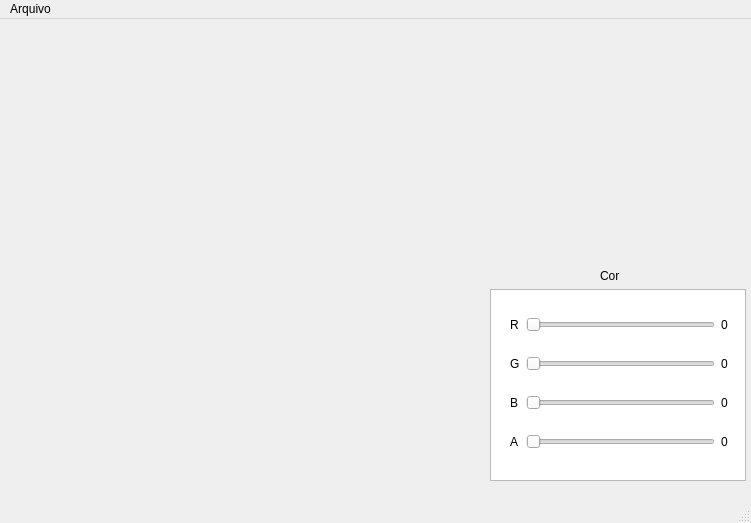
Qt form mainwindow.ui (ItaloDias-stack/ProjetoEscultorQt) before a commit.
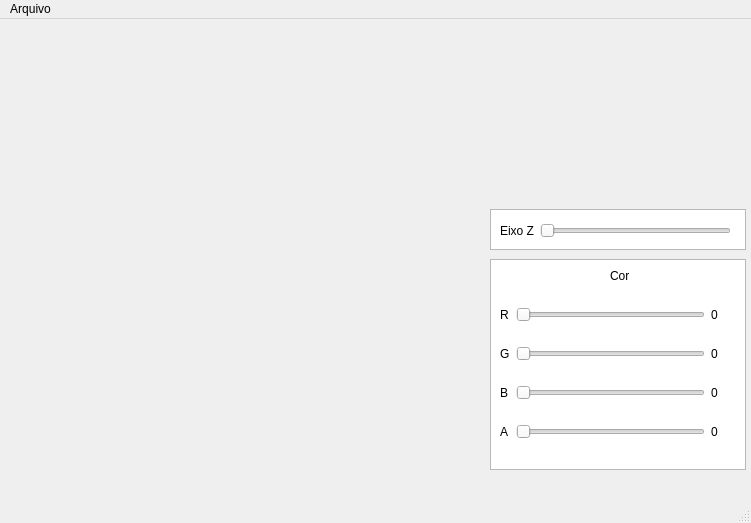
The same form after that commit. Custom widgets are drawn as their Qt base class.

```diff
--- a/mainwindow.ui
+++ b/mainwindow.ui
@@ -18,25 +18,12 @@
     <property name="geometry">
      <rect>
       <x>490</x>
-      <y>270</y>
+      <y>240</y>
       <width>256</width>
-      <height>192</height>
+      <height>211</height>
      </rect>
     </property>
    </widget>
-   <widget class="QLabel" name="label">
-    <property name="geometry">
-     <rect>
-      <x>600</x>
-      <y>250</y>
-      <width>47</width>
-      <height>13</height>
-     </rect>
-    </property>
-    <property name="text">
-     <string>Cor</string>
-    </property>
-   </widget>
    <widget class="Matrix" name="widget" native="true">
     <property name="geometry">
      <rect>
@@ -50,8 +37,8 @@
    <widget class="QWidget" name="layoutWidget">
     <property name="geometry">
      <rect>
-      <x>510</x>
-      <y>280</y>
+      <x>500</x>
+      <y>270</y>
       <width>231</width>
       <height>171</height>
      </rect>
@@ -139,7 +126,7 @@
      <item row="3" column="1">
       <widget class="QSlider" name="opacityValueSlider">
        <property name="maximum">
-        <number>255</number>
+        <number>100</number>
        </property>
        <property name="orientation">
         <enum>Qt::Horizontal</enum>
@@ -155,6 +142,58 @@
      </item>
     </layout>
    </widget>
+   <widget class="QListWidget" name="listWidget">
+    <property name="geometry">
+     <rect>
+      <x>490</x>
+      <y>190</y>
+      <width>256</width>
+      <height>41</height>
+     </rect>
+    </property>
+   </widget>
+   <widget class="QLabel" name="label">
+    <property name="geometry">
+     <rect>
+      <x>610</x>
+      <y>250</y>
+      <width>47</width>
+      <height>13</height>
+     </rect>
+    </property>
+    <property name="text">
+     <string>Cor</string>
+    </property>
+   </widget>
+   <widget class="QWidget" name="">
+    <property name="geometry">
+     <rect>
+      <x>500</x>
+      <y>200</y>
+      <width>231</width>
+      <height>24</height>
+     </rect>
+    </property>
+    <layout class="QHBoxLayout" name="horizontalLayout">
+     <item>
+      <widget class="QLabel" name="label_6">
+       <property name="text">
+        <string>Eixo Z</string>
+       </property>
+      </widget>
+     </item>
+     <item>
+      <widget class="QSlider" name="horizontalSlider">
+       <property name="minimum">
+        <number>1</number>
+       </property>
+       <property name="orientation">
+        <enum>Qt::Horizontal</enum>
+       </property>
+      </widget>
+     </item>
+    </layout>
+   </widget>
   </widget>
   <widget class="QMenuBar" name="menubar">
    <property name="geometry">
```
